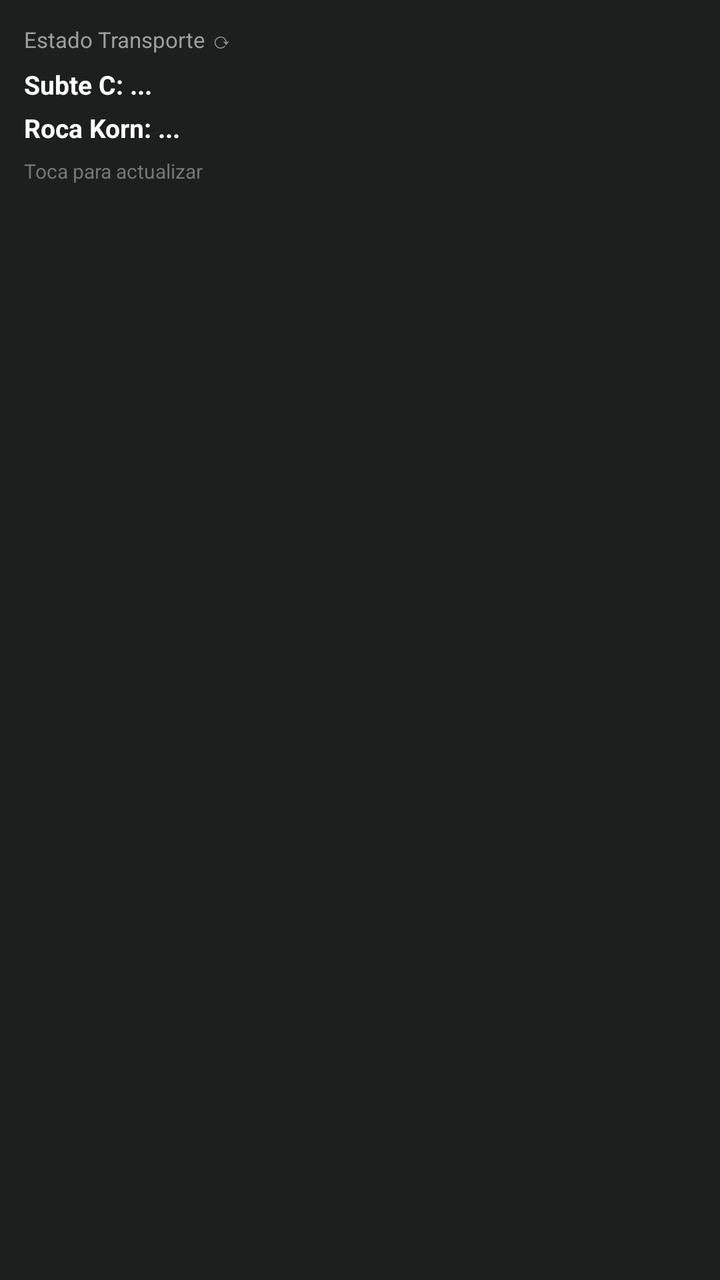
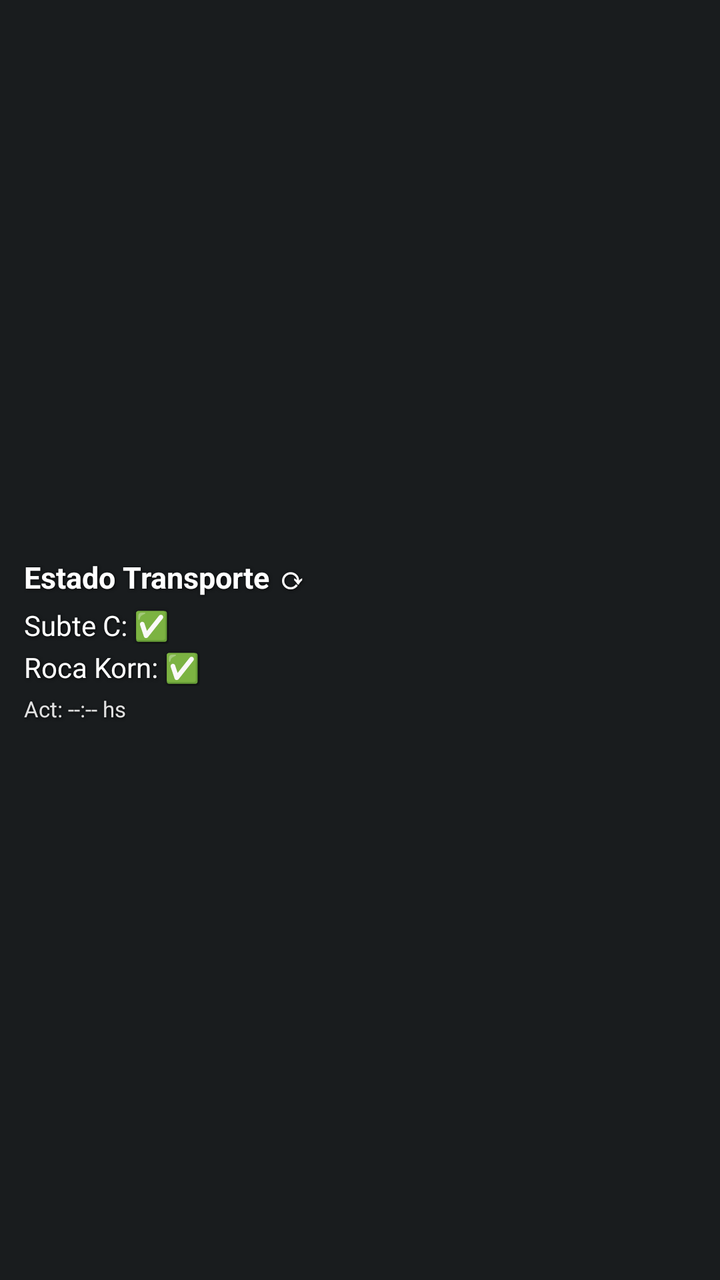

Screens rendered from an Android XML layout before and after an edit, with the pre-edit source and the edit as a unified diff.
<!-- AndroidManifest.xml: application theme android:Theme.DeviceDefault.NoActionBar -->
<!-- res/layout/widget_layout.xml -->
<?xml version="1.0" encoding="utf-8"?>
<LinearLayout xmlns:android="http://schemas.android.com/apk/res/android"
    android:id="@+id/widget_root"
    android:layout_width="match_parent"
    android:layout_height="match_parent"
    android:orientation="vertical"
    android:padding="12dp"
    android:background="#E61E1E1E">

    <TextView
        android:id="@+id/txt_titulo"
        android:layout_width="wrap_content"
        android:layout_height="wrap_content"
        android:text="Estado Transporte ⟳"
        android:textColor="#9E9E9E"
        android:textSize="11sp" />

    <TextView
        android:id="@+id/txt_subte"
        android:layout_width="wrap_content"
        android:layout_height="wrap_content"
        android:layout_marginTop="6dp"
        android:text="Subte C: ..."
        android:textColor="#FFFFFF"
        android:textSize="13sp"
        android:textStyle="bold" />

    <TextView
        android:id="@+id/txt_roca"
        android:layout_width="wrap_content"
        android:layout_height="wrap_content"
        android:layout_marginTop="4dp"
        android:text="Roca Korn: ..."
        android:textColor="#FFFFFF"
        android:textSize="13sp"
        android:textStyle="bold" />

    <TextView
        android:id="@+id/txt_hora"
        android:layout_width="wrap_content"
        android:layout_height="wrap_content"
        android:layout_marginTop="6dp"
        android:text="Toca para actualizar"
        android:textColor="#757575"
        android:textSize="10sp" />
</LinearLayout>
<!-- resources referenced by this layout -->
<resources>

</resources>

<!-- the commit's change to res/layout/widget_layout.xml (unified diff, before → after) -->
@@ -3,44 +3,61 @@
     android:id="@+id/widget_root"
     android:layout_width="match_parent"
     android:layout_height="match_parent"
+    android:background="@android:color/transparent"
     android:orientation="vertical"
     android:padding="12dp"
-    android:background="#E61E1E1E">
+    android:gravity="center_vertical">
 
     <TextView
         android:id="@+id/txt_titulo"
         android:layout_width="wrap_content"
         android:layout_height="wrap_content"
         android:text="Estado Transporte ⟳"
-        android:textColor="#9E9E9E"
-        android:textSize="11sp" />
+        android:textColor="#FFFFFF"
+        android:textSize="15sp"
+        android:textStyle="bold"
+        android:shadowColor="#CC000000"
+        android:shadowDx="1"
+        android:shadowDy="1"
+        android:shadowRadius="4" />
 
     <TextView
         android:id="@+id/txt_subte"
         android:layout_width="wrap_content"
         android:layout_height="wrap_content"
-        android:layout_marginTop="6dp"
-        android:text="Subte C: ..."
+        android:layout_marginTop="4dp"
+        android:text="Subte C: ✅"
         android:textColor="#FFFFFF"
-        android:textSize="13sp"
-        android:textStyle="bold" />
+        android:textSize="14sp"
+        android:shadowColor="#CC000000"
+        android:shadowDx="1"
+        android:shadowDy="1"
+        android:shadowRadius="4" />
 
     <TextView
         android:id="@+id/txt_roca"
         android:layout_width="wrap_content"
         android:layout_height="wrap_content"
-        android:layout_marginTop="4dp"
-        android:text="Roca Korn: ..."
+        android:layout_marginTop="2dp"
+        android:text="Roca Korn: ✅"
         android:textColor="#FFFFFF"
-        android:textSize="13sp"
-        android:textStyle="bold" />
+        android:textSize="14sp"
+        android:shadowColor="#CC000000"
+        android:shadowDx="1"
+        android:shadowDy="1"
+        android:shadowRadius="4" />
 
     <TextView
         android:id="@+id/txt_hora"
         android:layout_width="wrap_content"
         android:layout_height="wrap_content"
-        android:layout_marginTop="6dp"
-        android:text="Toca para actualizar"
-        android:textColor="#757575"
-        android:textSize="10sp" />
+        android:layout_marginTop="4dp"
+        android:text="Act: --:-- hs"
+        android:textColor="#E0E0E0"
+        android:textSize="11sp"
+        android:shadowColor="#CC000000"
+        android:shadowDx="1"
+        android:shadowDy="1"
+        android:shadowRadius="4" />
+
 </LinearLayout>
